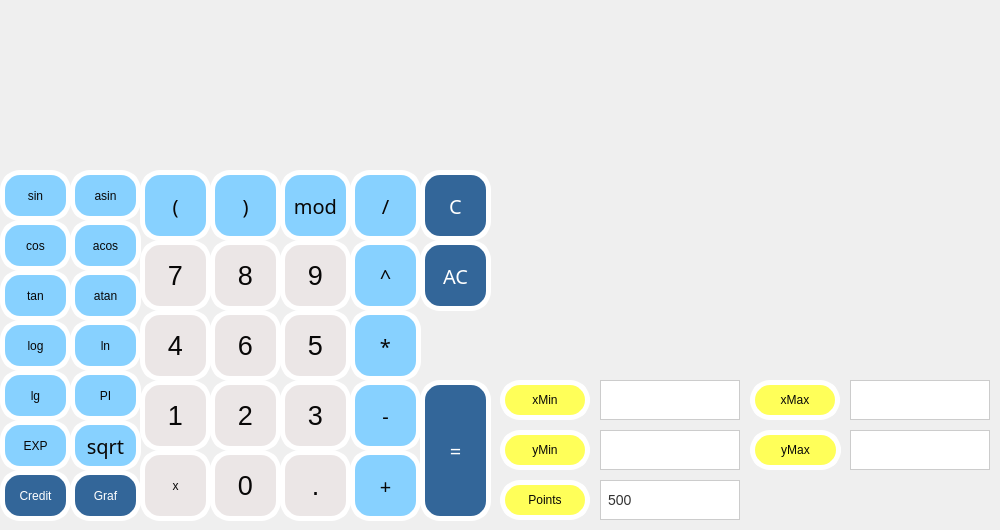
This is src/Calculator/calculator/view/calculator/main.ui in HV220/SmartCalculator as Qt 5 draws it before an edit. The edited form follows.
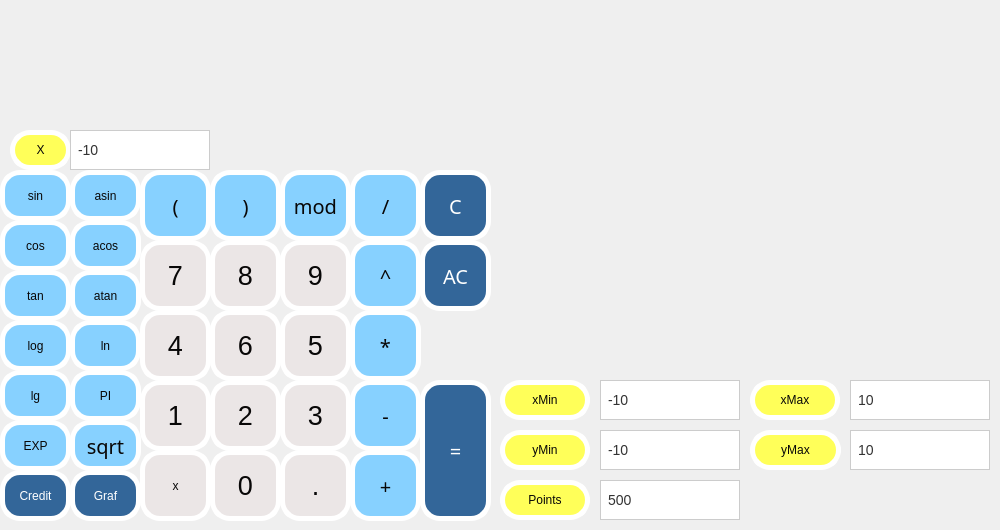
This is the edited form. Custom widgets are drawn as their Qt base class.

The edit to the form file:
```diff
--- a/src/Calculator/calculator/view/calculator/main.ui
+++ b/src/Calculator/calculator/view/calculator/main.ui
@@ -1569,6 +1569,9 @@
     color: #999999;
 }</string>
     </property>
+    <property name="text">
+     <string>-10</string>
+    </property>
    </widget>
    <widget class="QLineEdit" name="lineEdit_xMaxValue">
     <property name="geometry">
@@ -1603,6 +1606,9 @@
     color: #999999;
 }</string>
     </property>
+    <property name="text">
+     <string>10</string>
+    </property>
    </widget>
    <widget class="QPushButton" name="pushButton_logxy">
     <property name="geometry">
@@ -1694,6 +1700,9 @@
     color: #999999;
 }</string>
     </property>
+    <property name="text">
+     <string>-10</string>
+    </property>
    </widget>
    <widget class="QLineEdit" name="lineEdit_yMaxValue">
     <property name="geometry">
@@ -1728,6 +1737,9 @@
     color: #999999;
 }</string>
     </property>
+    <property name="text">
+     <string>10</string>
+    </property>
    </widget>
    <widget class="QLineEdit" name="lineEdit_xStep">
     <property name="geometry">
@@ -1905,6 +1917,65 @@
      <set>Qt::AlignRight|Qt::AlignTrailing|Qt::AlignVCenter</set>
     </property>
    </widget>
+   <widget class="QPushButton" name="pushButton_valueXMin_2">
+    <property name="geometry">
+     <rect>
+      <x>10</x>
+      <y>130</y>
+      <width>61</width>
+      <height>40</height>
+     </rect>
+    </property>
+    <property name="styleSheet">
+     <string notr="true">QPushButton {
+	font:15pt &quot;Yrsa&quot;;
+	color: rgba(8, 7, 7, 1);
+   border: 5px solid white;
+	background-color: #FFFF59;
+	border-radius: 20px;   
+}</string>
+    </property>
+    <property name="text">
+     <string>X</string>
+    </property>
+   </widget>
+   <widget class="QLineEdit" name="lineEdit_x_value">
+    <property name="geometry">
+     <rect>
+      <x>70</x>
+      <y>130</y>
+      <width>140</width>
+      <height>40</height>
+     </rect>
+    </property>
+    <property name="styleSheet">
+     <string notr="true">QLineEdit {
+    font-family: Arial;
+    font-size: 14px;
+    color: #333333;
+    background-color: #ffffff;
+    border: 1px solid #cccccc;
+    padding: 5px;
+}
+
+QLineEdit:hover {
+    background-color: #f2f2f2;
+    border-color: #336699;
+}
+
+QLineEdit:focus {
+    border-color: #336699;
+}
+
+QLineEdit:disabled {
+    background-color: #f2f2f2;
+    color: #999999;
+}</string>
+    </property>
+    <property name="text">
+     <string>-10</string>
+    </property>
+   </widget>
    <zorder>pushButton_sqrt</zorder>
    <zorder>pushButton_07</zorder>
    <zorder>pushButton_01</zorder>
```
Left out of the diff: 2 changed lines with no effect on the pictures.
